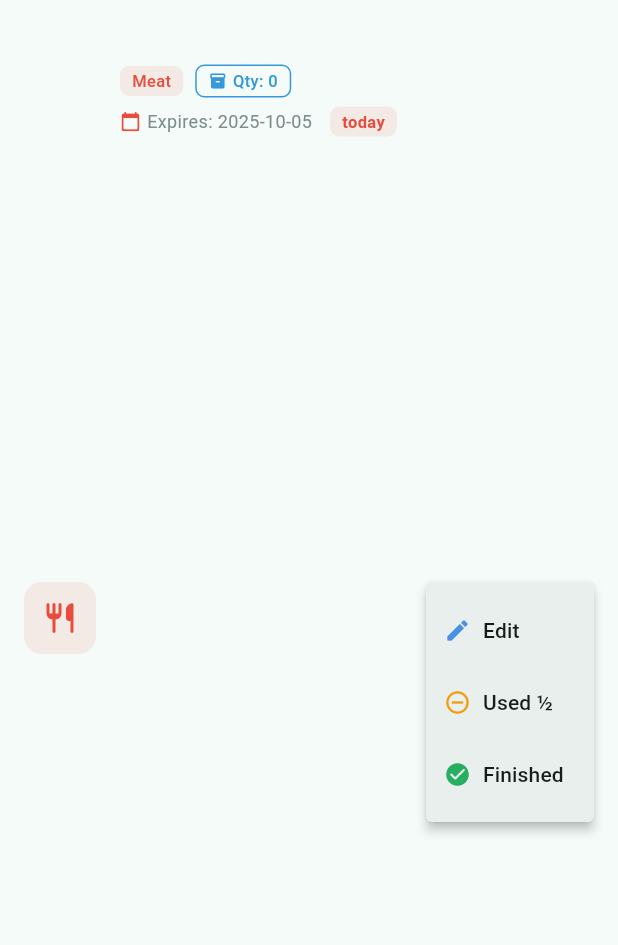
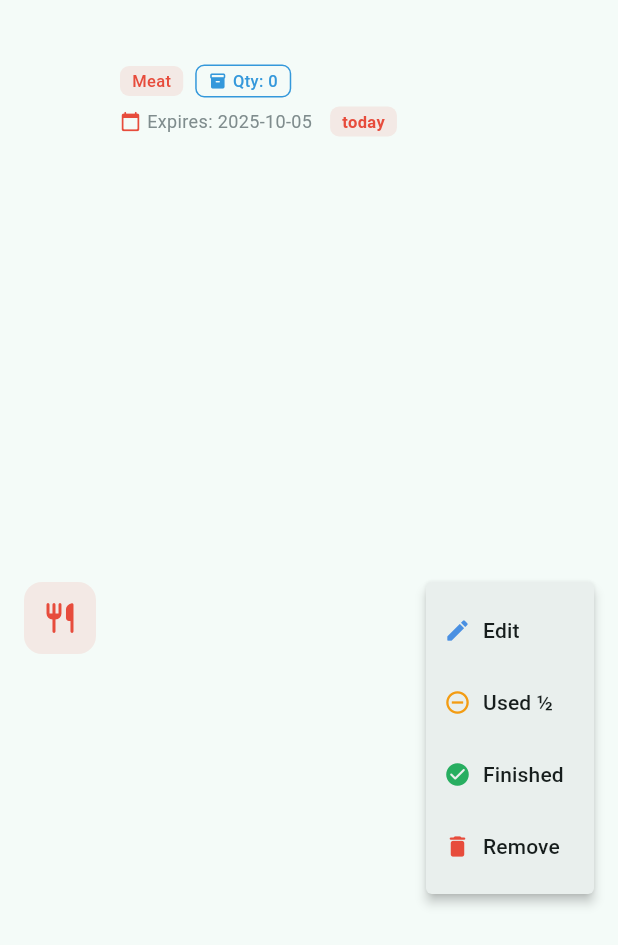
Before and after one commit to damo8852/fridge, a Flutter app: the ItemTile widget shown alone on an empty page, opened directly with empty values, after a tap on the "more vert" icon, on a phone screen of 412 x 824 dp. Shown: the top 945 px of the screen. Run offline on Flutter 3.47's test engine with Material 3 defaults, Android fonts, the phone set to English and light mode, and no system bars; our stand-ins replace cloud_firestore, cloud_functions, firebase_auth, firebase_core, flutter_local_notifications, google_sign_in and 3 more; missing offline and left inert: google_mlkit_text_recognition; accounts and stored records are empty.

Commit message:
frontend changes

```diff
--- a/lib/screens/scan.dart
+++ b/lib/screens/scan.dart
@@ -442,6 +442,7 @@ class _ScanPageState extends State<ScanPage> with SingleTickerProviderStateMixin
                     ),
         ),
         Container(
+          margin: const EdgeInsets.only(top: 20),
           padding: const EdgeInsets.all(16),
           decoration: BoxDecoration(
             color: _themeService.isDarkMode ? ThemeService.darkCardBackground : Colors.white,
--- a/lib/widgets/item_tile.dart
+++ b/lib/widgets/item_tile.dart
@@ -11,6 +11,7 @@ class ItemTile extends StatelessWidget {
     required this.onEdit,
     required this.onUsedHalf,
     required this.onFinish,
+    required this.onRemove,
     this.isDarkMode = false,
   });
 
@@ -21,6 +22,7 @@ class ItemTile extends StatelessWidget {
   final VoidCallback onEdit;
   final Future<void> Function() onUsedHalf;
   final Future<void> Function() onFinish;
+  final Future<void> Function() onRemove;
   final bool isDarkMode;
 
   IconData _getGroceryIcon(GroceryType type) {
@@ -237,6 +239,7 @@ class ItemTile extends StatelessWidget {
                 if (v == 'edit') onEdit();
                 if (v == 'half') onUsedHalf();
                 if (v == 'finish') onFinish();
+                if (v == 'remove') onRemove();
               },
               itemBuilder: (_) => [
                 PopupMenuItem(
@@ -281,6 +284,20 @@ class ItemTile extends StatelessWidget {
                     ],
                   ),
                 ),
+                PopupMenuItem(
+                  value: 'remove',
+                  child: Row(
+                    children: [
+                      const Icon(
+                        Icons.delete_rounded,
+                        size: 18,
+                        color: Color(0xFFE74C3C),
+                      ),
+                      const SizedBox(width: 8),
+                      const Text('Remove'),
+                    ],
+                  ),
+                ),
               ],
             ),
           ),
```
Also changed, not shown: lib/screens/home.dart (+57 -52 lines), lib/screens/recipes_screen.dart (+14 -14 lines).
